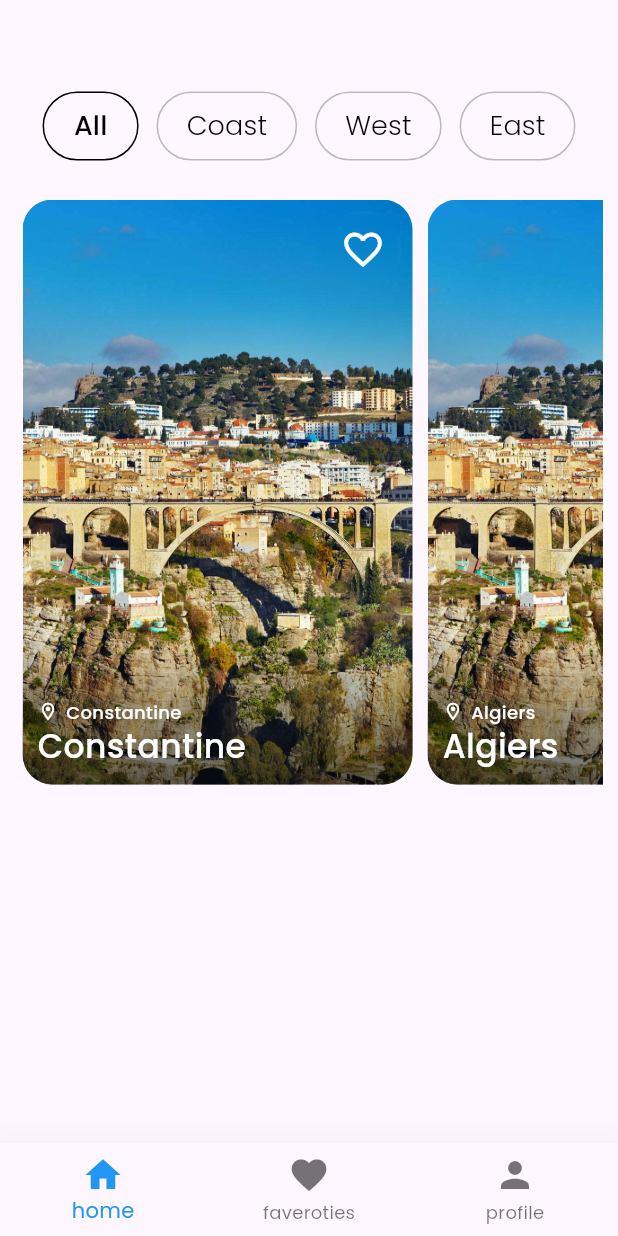
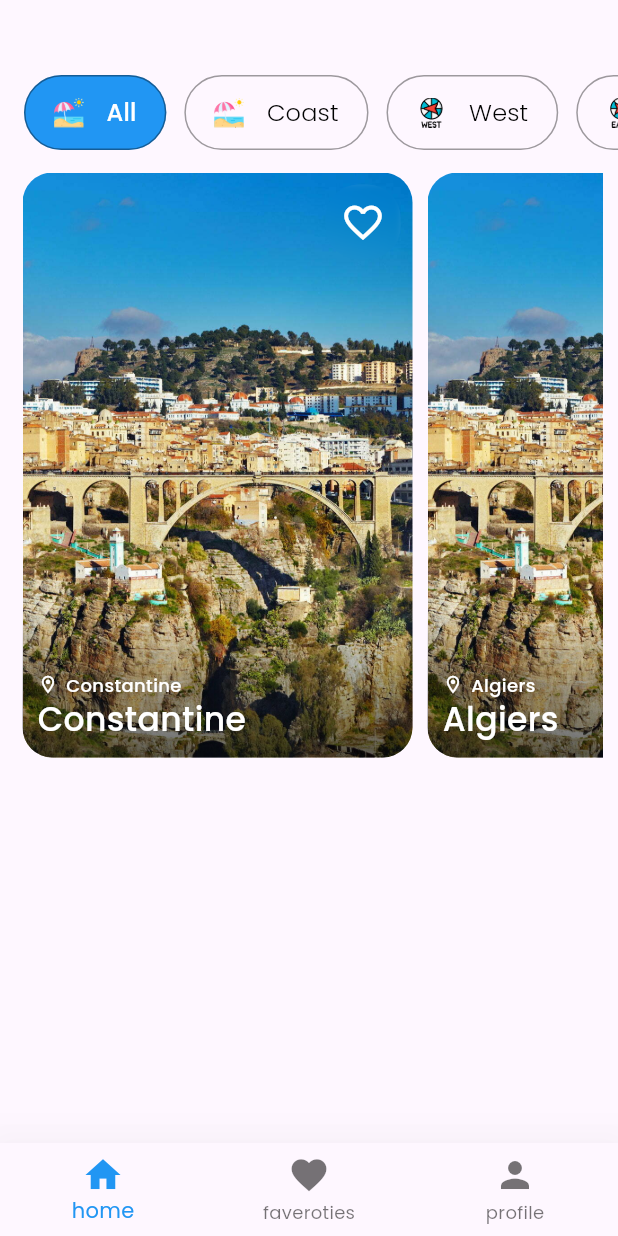
Before and after one commit to chihabMe/dam-l3-s1-travel-app, a Flutter app: the HomeScreen screen opened by its route, on a phone screen of 412 x 824 dp. Run offline on Flutter 3.47's test engine with Material 3 defaults, Android fonts, the phone set to English and light mode, and no system bars; our stand-ins replace get, google_fonts, smooth_page_indicator; missing offline and left inert: dart:ffi.

Commit message:
improved the regions list + added a new widget (fitler.item)

```diff
--- /dev/null
+++ b/app/lib/interfaces/i.filter.dart
@@ -0,0 +1,5 @@
+class IFilter {
+  late String name;
+  late String iconPath;
+  IFilter({required this.name, required this.iconPath}) {}
+}
--- /dev/null
+++ b/app/lib/widgets/filter.item.dart
@@ -0,0 +1,56 @@
+import 'package:flutter/material.dart';
+import 'package:get/state_manager.dart';
+import 'package:get/utils.dart';
+
+class FilterItem extends StatelessWidget {
+  late String text;
+  late int index;
+  late int currentIdx;
+  late Function(int idx) handlePress;
+  late String iconPath;
+  FilterItem(
+      {super.key,
+      required this.text,
+      required this.index,
+      required this.currentIdx,
+      required this.handlePress,
+      required this.iconPath});
+
+  @override
+  Widget build(BuildContext context) {
+    bool active = this.index == this.currentIdx;
+    return Padding(
+      padding: const EdgeInsets.symmetric(horizontal: 6),
+      child: TextButton(
+        onPressed: () {
+          this.handlePress(this.index);
+        },
+        style: ButtonStyle(
+            backgroundColor: MaterialStateProperty.all(
+                active ? Colors.blue : Colors.transparent),
+            padding: MaterialStateProperty.all(
+                EdgeInsets.symmetric(vertical: 10, horizontal: 20)),
+            side: MaterialStateProperty.all(BorderSide(color: Colors.black38))),
+        child: Row(
+          children: [
+            Image(
+              image: AssetImage(this.iconPath),
+              width: 20,
+              height: 20,
+            ),
+            SizedBox(
+              width: 15,
+            ),
+            Text(
+              this.text.capitalize!,
+              style: TextStyle(
+                  color: active ? Colors.white : Colors.black,
+                  fontSize: 16,
+                  fontWeight: active ? FontWeight.w500 : FontWeight.w300),
+            ),
+          ],
+        ),
+      ),
+    );
+  }
+}
--- a/app/lib/widgets/regionsList/region.item.dart
+++ /dev/null
@@ -1,42 +0,0 @@
-import 'package:flutter/material.dart';
-import 'package:get/state_manager.dart';
-import 'package:get/utils.dart';
-
-class RegionItem extends StatelessWidget {
-  late String name;
-  late int index;
-  late int currentIdx;
-  late bool active;
-  late Function(int idx) handlePress;
-  RegionItem(
-      {super.key,
-      required this.name,
-      required this.index,
-      required this.currentIdx,
-      required this.handlePress});
-
-  @override
-  Widget build(BuildContext context) {
-    bool active = this.index == this.currentIdx;
-    return Padding(
-      padding: const EdgeInsets.symmetric(horizontal: 6),
-      child: TextButton(
-        onPressed: () {
-          this.handlePress(this.index);
-        },
-        style: ButtonStyle(
-            padding: MaterialStateProperty.all(
-                EdgeInsets.symmetric(vertical: 10, horizontal: 20)),
-            side: MaterialStateProperty.all(
-                BorderSide(color: active ? Colors.black : Colors.black26))),
-        child: Text(
-          this.name.capitalize!,
-          style: TextStyle(
-              color: Colors.black,
-              fontSize: 18,
-              fontWeight: active ? FontWeight.w500 : FontWeight.w300),
-        ),
-      ),
-    );
-  }
-}
--- a/app/lib/widgets/regionsList/regions.list.dart
+++ b/app/lib/widgets/regionsList/regions.list.dart
@@ -1,6 +1,7 @@
 import 'dart:ffi';
 
-import 'package:app/widgets/regionsList/region.item.dart';
+import 'package:app/interfaces/i.filter.dart';
+import 'package:app/widgets/filter.item.dart';
 import 'package:flutter/material.dart';
 
 class RegionsList extends StatefulWidget {
@@ -9,7 +10,13 @@ class RegionsList extends StatefulWidget {
 }
 
 class RegionsListState extends State<RegionsList> {
-  List<String> regions = ["all", "coast", "west", "east", "desert"];
+  List<IFilter> regions = [
+    IFilter(name: "All", iconPath: "assets/icons/coast.png"),
+    IFilter(name: "Coast", iconPath: "assets/icons/coast.png"),
+    IFilter(name: "West", iconPath: "assets/icons/west.png"),
+    IFilter(name: "East", iconPath: "assets/icons/east.png"),
+    IFilter(name: "Desert", iconPath: "assets/icons/desert.png"),
+  ];
   int currentIdx = 0;
   void handlePress(idx) {
     setState(() {
@@ -19,45 +26,18 @@ class RegionsListState extends State<RegionsList> {
 
   @override
   Widget build(BuildContext context) {
-    return SingleChildScrollView(
-      padding: const EdgeInsets.symmetric(horizontal: 10, vertical: 20),
-      scrollDirection: Axis.horizontal,
-      child: Row(
-          mainAxisAlignment: MainAxisAlignment.start,
-          crossAxisAlignment: CrossAxisAlignment.center,
-          children: [
-            RegionItem(
-              name: regions[0],
+    return Container(
+      height: 70,
+      child: ListView.builder(
+          scrollDirection: Axis.horizontal,
+          padding: EdgeInsets.all(10),
+          itemCount: regions.length,
+          itemBuilder: (context, index) => FilterItem(
+              text: regions[index].name,
+              iconPath: regions[index].iconPath,
+              index: index,
               currentIdx: currentIdx,
-              handlePress: handlePress,
-              index: 0,
-            ),
-            RegionItem(
-              name: regions[1],
-              currentIdx: currentIdx,
-              handlePress: handlePress,
-              index: 1,
-            ),
-            RegionItem(
-              name: regions[2],
-              currentIdx: currentIdx,
-              handlePress: handlePress,
-              index: 2,
-            ),
-            RegionItem(
-              name: regions[3],
-              currentIdx: currentIdx,
-              handlePress: handlePress,
-              index: 3,
-            ),
-          ]),
+              handlePress: handlePress)),
     );
-    // return ListView.builder(
-    //   scrollDirection: Axis.horizontal,
-    //   padding: EdgeInsets.all(10),
-    //   itemBuilder: (context, index) =>
-    //       Text("hi", style: TextStyle(color: Colors.black)),
-    //   itemCount: 3,
-    // );
   }
 }
--- a/app/pubspec.yaml
+++ b/app/pubspec.yaml
@@ -65,6 +65,7 @@ flutter:
   # To add assets to your application, add an assets section, like this:
   assets:
     - assets/
+    - assets/icons/
   #   - images/a_dot_ham.jpeg
 
   # An image asset can refer to one or more resolution-specific "variants", see
```
Also changed, not shown: app/assets/icons/coast.png (added), app/assets/icons/desert.png (added), app/assets/icons/east.png (added), app/assets/icons/west.png (added).
